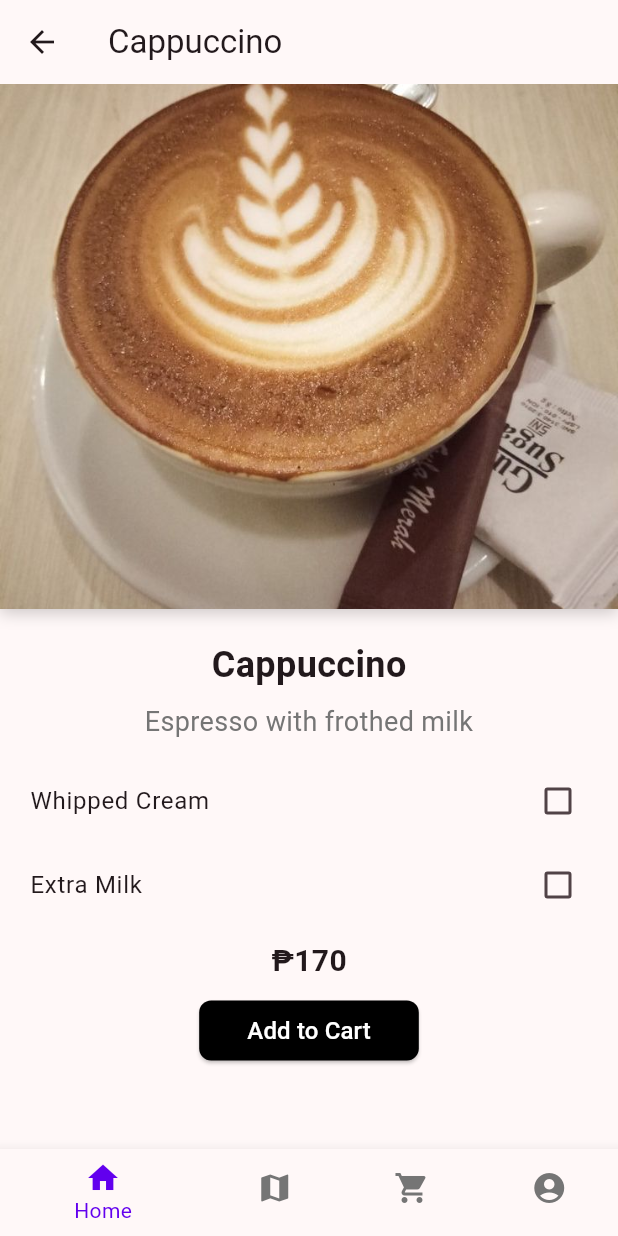
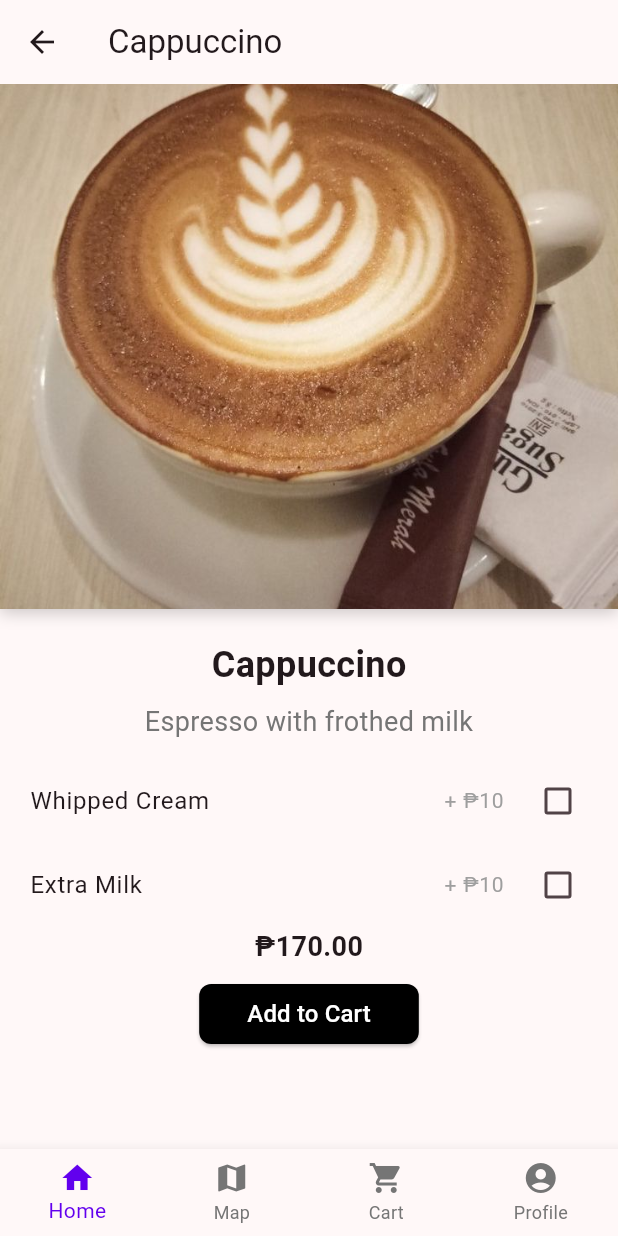
Before and after one commit to Ralenz23/Caffiene_Connect-main, a Flutter app: the CoffeeMenuPage screen opened directly, scrolled down 434 dp, after a tap on "View", on a phone screen of 412 x 824 dp. Run offline on Flutter 3.47's test engine with Material 2 defaults, Android fonts, the light colour scheme and no system bars; our stand-ins replace firebase_core; accounts and stored records are empty.

Commit message:
Menu Adjustments & Added Cart (Need more tweaks)

```diff
--- a/lib/Authentication/registration_screen.dart
+++ b/lib/Authentication/registration_screen.dart
@@ -143,11 +143,10 @@ class _RegistrationScreenState extends State<RegistrationScreen> {
     return Scaffold(
       backgroundColor: Colors.white,
       appBar: AppBar(
-        // Replace leading property with back button functionality
         leading: IconButton(
           icon: const Icon(Icons.arrow_back, color: Colors.red),
           onPressed: () {
-            Navigator.of(context).pop(); // Navigate back on back arrow press
+            Navigator.of(context).pop();
           },
     ),
   ),
--- a/lib/menu_categories/menu_list_coffee.dart
+++ b/lib/menu_categories/menu_list_coffee.dart
@@ -1,3 +1,5 @@
+
+import 'package:caffeine_connectfull/cart_page.dart';
 import 'package:caffeine_connectfull/landing_page.dart';
 import 'package:flutter/material.dart';
 
@@ -27,61 +29,8 @@ class CoffeeMenuPage extends StatefulWidget {
 }
 
 class _CoffeeMenuPageState extends State<CoffeeMenuPage> {
-  int _selectedIndex = 0;
 
-//BottomNavigationBar
-  final List<Widget> _pages = [
-    LandingPage(), // For home widget (BottomNavigationBar)
-
-  ];
-
-  @override
-  Widget build(BuildContext context) {
-    return Scaffold(
-      appBar: AppBar(
-        title: Text('Coffee Menu'),
-      ),
-      body: ListView(
-        padding: EdgeInsets.all(16.0),
-        children: [
-          CoffeeMenuItem(
-      name: 'Latte',
-      description: 'Strong and flavorful coffee',
-      price: '\₱160',
-      imagePath: 'assets/images/menu/order-menu/order-menu-1.jpg',
-    ),
-    SizedBox(height: 16.0),
-    CoffeeMenuItem(
-      name: 'Cappuccino',
-      description: 'Espresso with frothed milk',
-      price: '\₱170',
-      imagePath: 'assets/images/menu/order-menu/order-menu-2.jpg',
-    ),
-    SizedBox(height: 16.0),
-    CoffeeMenuItem(
-      name: 'Espresso',
-      description: 'Espresso with steamed milk',
-      price: '\₱110',
-      imagePath: 'assets/images/menu/order-menu/order-menu-3.jpg',
-    ),
-  ],
-),
-      bottomNavigationBar: BottomNavigationBar(
-        currentIndex: _selectedIndex,
-        selectedItemColor: const Color(0xff6200ee),
-        unselectedItemColor: const Color(0xff757575),
-        onTap: (index) {
-          setState(() {
-            _selectedIndex = index;
-          });
-
-          // Navigate to the respective page based on index
-          Navigator.pushReplacement(
-            context,
-            MaterialPageRoute(builder: (context) => _pages[index]),
-          );
-        },
-        items: [
+  List<BottomNavigationBarItem> _navBarItems = [
     BottomNavigationBarItem(
       icon: Icon(Icons.home),
       label: 'Home',
@@ -98,7 +47,66 @@ class _CoffeeMenuPageState extends State<CoffeeMenuPage> {
       icon: Icon(Icons.account_circle),
       label: 'Profile',
     ),
+  ];
+
+  BottomNavigationBarType _bottomNavType = BottomNavigationBarType.fixed;
+  int _selectedIndex = 0;
+
+  @override
+  Widget build(BuildContext context) {
+    return Scaffold(
+      appBar: AppBar(
+        title: Text('Coffee Menu'),
+      ),
+      body: ListView(
+        padding: EdgeInsets.all(16.0),
+        children: [
+          CoffeeMenuItem(
+      name: 'Latte',
+      description: 'Strong and flavorful coffee',
+      price: '\₱160.00',
+      imagePath: 'assets/images/menu/order-menu/order-menu-1.jpg',
+    ),
+    SizedBox(height: 16.0),
+    CoffeeMenuItem(
+      name: 'Cappuccino',
+      description: 'Espresso with frothed milk',
+      price: '\₱170.00',
+      imagePath: 'assets/images/menu/order-menu/order-menu-2.jpg',
+    ),
+    SizedBox(height: 16.0),
+    CoffeeMenuItem(
+      name: 'Espresso',
+      description: 'Espresso with steamed milk',
+      price: '\₱110.00',
+      imagePath: 'assets/images/menu/order-menu/order-menu-3.jpg',
+    ),
   ],
+),
+        bottomNavigationBar: BottomNavigationBar(
+        currentIndex: _selectedIndex,
+        selectedItemColor: const Color(0xff6200ee),
+        unselectedItemColor: const Color(0xff757575),
+        type: _bottomNavType,
+        onTap: (index) {
+          if (index == 0) {
+            Navigator.push(
+              context,
+              MaterialPageRoute(builder: (context) => LandingPage()),
+            );
+          }
+          if (index == 2) {
+            Navigator.push(
+              context,
+              MaterialPageRoute(builder: (context) => CartPage()),
+            );
+          } else {
+            setState(() {
+              _selectedIndex = index;
+            });
+          }
+        },
+        items: _navBarItems,
       ),
     );
   }
@@ -226,14 +234,67 @@ class CoffeeDetailPage extends StatefulWidget {
 }
 
 class _CoffeeDetailPageState extends State<CoffeeDetailPage> {
-  int _selectedIndex = 0;
+  // ignore: unused_field
   bool _isChecked1 = false;
   bool _isChecked2 = false;
 
-  final List<Widget> _pages = [
-    LandingPage(), // Home page
+  List<BottomNavigationBarItem> _navBarItems = [
+    BottomNavigationBarItem(
+      icon: Icon(Icons.home),
+      label: 'Home',
+    ),
+    BottomNavigationBarItem(
+      icon: Icon(Icons.map),
+      label: 'Map',
+    ),
+    BottomNavigationBarItem(
+      icon: Icon(Icons.shopping_cart),
+      label: 'Cart',
+    ),
+    BottomNavigationBarItem(
+      icon: Icon(Icons.account_circle),
+      label: 'Profile',
+    ),
+  ];
 
-  ];
+  BottomNavigationBarType _bottomNavType = BottomNavigationBarType.fixed;
+  int _selectedIndex = 0;
+
+  void _addItemToCart() {
+  // calculate total price based on selected checkboxes
+  double totalPrice = double.parse(widget.price.replaceAll('\₱', ''));
+  if (_isChecked1) totalPrice += 10;
+  if (_isChecked2) totalPrice += 10;
+
+  // Update description based on selected checkboxes
+  String updatedDescription = widget.description;
+  if (_isChecked1) updatedDescription += ' with Whipped Cream';
+  if (_isChecked2) updatedDescription += ' with Extra Milk';
+
+  // Prepare the updated item
+  Map<String, dynamic> updatedItem = {
+    'name': widget.name,
+    'description': updatedDescription,
+    'price': '\₱${totalPrice.toStringAsFixed(2)}',
+    'imagePath': widget.imagePath,
+    'whippedCream': _isChecked1,
+    'extraMilk': _isChecked2,
+  };
+
+    Navigator.push(
+    context,
+    MaterialPageRoute(
+      builder: (context) => CartPage(selectedItem: updatedItem),
+    ),
+  );
+
+
+    ScaffoldMessenger.of(context).showSnackBar(
+      SnackBar(
+        content: Text('${widget.name} added to cart'),
+      ),
+    );
+  }
 
   @override
   Widget build(BuildContext context) {
@@ -288,7 +349,19 @@ class _CoffeeDetailPageState extends State<CoffeeDetailPage> {
                 SizedBox(height: 4.0),
     CheckboxListTile(
     contentPadding: EdgeInsets.fromLTRB(0, 8, 0, 0),
-                  title: Text('Whipped Cream'),
+    title: Row(
+      mainAxisAlignment: MainAxisAlignment.spaceBetween,
+      children: [
+        Text('Whipped Cream'),
+        Text(
+          '+ ₱10', // Fixed addOnPrice
+          style: TextStyle(
+            color: Colors.grey,
+            fontSize: 14.0,
+          ),
+        ),
+      ],
+    ),
       value: _isChecked1,
       onChanged: (bool? value) {
         setState(() {
@@ -296,10 +369,21 @@ class _CoffeeDetailPageState extends State<CoffeeDetailPage> {
         });
       },
     ),
-                SizedBox(height: 0.0),
     CheckboxListTile(
     contentPadding: EdgeInsets.zero,
-                  title: Text('Extra Milk'),
+    title: Row(
+      mainAxisAlignment: MainAxisAlignment.spaceBetween,
+      children: [
+        Text('Extra Milk'),
+        Text(
+          '+ ₱10', // Fixed addOnPrice
+          style: TextStyle(
+            color: Colors.grey,
+            fontSize: 14.0,
+          ),
+        ),
+      ],
+    ),
     value: _isChecked2,
       onChanged: (bool? value) {
         setState(() {
@@ -307,18 +391,17 @@ class _CoffeeDetailPageState extends State<CoffeeDetailPage> {
           });
             },
               ),
-                SizedBox(height: 8.0),
               Text(
-                  widget.price,
+                  widget.price, // Display the price above the button
                   style: TextStyle(
-                    fontSize: 20.0,
+                    fontSize: 18.0,
                     fontWeight: FontWeight.bold,
                   ),
                 ),
                 SizedBox(height: 8.0),
                 ElevatedButton(
         onPressed: () {
-                    // Add 'Add to Cart' logic here
+          _addItemToCart(); // Call the function to add the item to the cart
         },
         style: ElevatedButton.styleFrom(
           primary: Colors.black,
@@ -328,7 +411,8 @@ class _CoffeeDetailPageState extends State<CoffeeDetailPage> {
         ),
         child: Padding(
           padding: const EdgeInsets.all(8.0),
-                    child: Text(
+          child:
+          Text(
             'Add to Cart',
             style: TextStyle(
               fontSize: 16.0,
@@ -346,35 +430,26 @@ class _CoffeeDetailPageState extends State<CoffeeDetailPage> {
         currentIndex: _selectedIndex,
         selectedItemColor: const Color(0xff6200ee),
         unselectedItemColor: const Color(0xff757575),
+        type: _bottomNavType,
         onTap: (index) {
+          if (index == 0) {
+            Navigator.push(
+              context,
+              MaterialPageRoute(builder: (context) => LandingPage()),
+            );
+          }
+          if (index == 2) {
+            Navigator.push(
+              context,
+              MaterialPageRoute(builder: (context) => CartPage()),
+            );
+          } else {
             setState(() {
               _selectedIndex = index;
             });
-
-          // Navigate to the respective page based on index
-          Navigator.pushReplacement(
-            context,
-            MaterialPageRoute(builder: (context) => _pages[index]),
-          );
+          }
         },
-        items: [
-          BottomNavigationBarItem(
-            icon: Icon(Icons.home),
-            label: 'Home',
-          ),
-          BottomNavigationBarItem(
-            icon: Icon(Icons.map),
-            label: 'Map',
-          ),
-          BottomNavigationBarItem(
-            icon: Icon(Icons.shopping_cart),
-            label: 'Cart',
-          ),
-          BottomNavigationBarItem(
-            icon: Icon(Icons.account_circle),
-            label: 'Profile',
-          ),
-        ],
+        items: _navBarItems,
       ),
     );
   }
```
Also changed, not shown: lib/cart_page.dart (added, +275 -0 lines), lib/landing_page.dart (+11 -3 lines), lib/test_page.dart (added, +15 -0 lines). Lines whose indentation alone changed are shown as unchanged.
